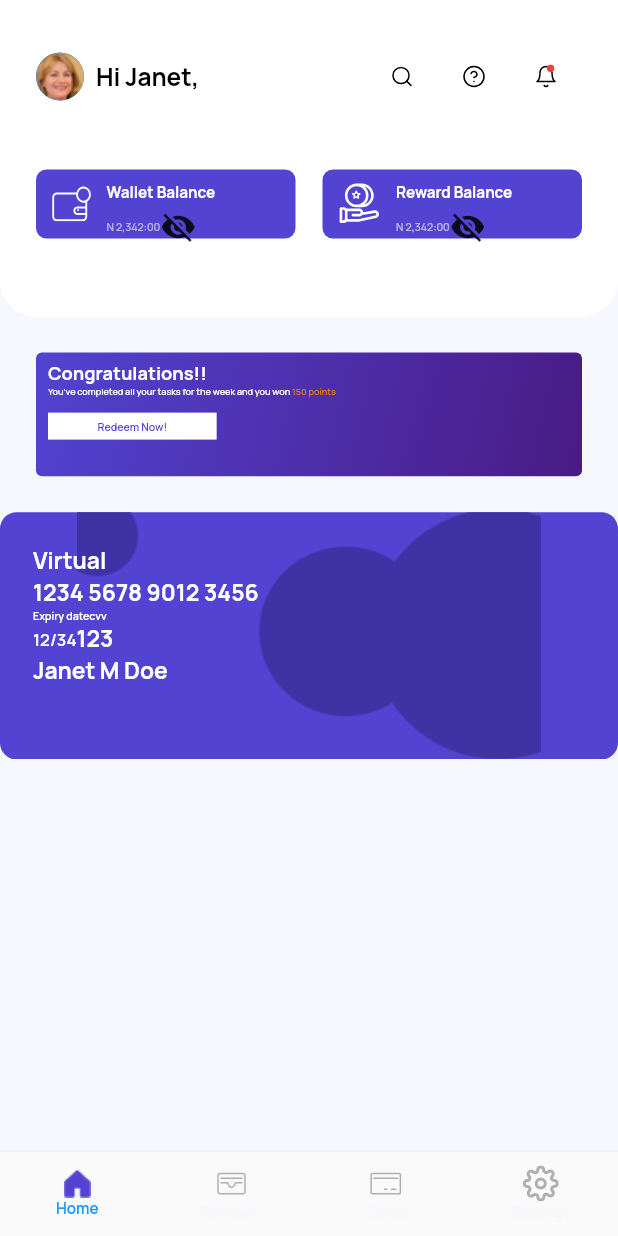
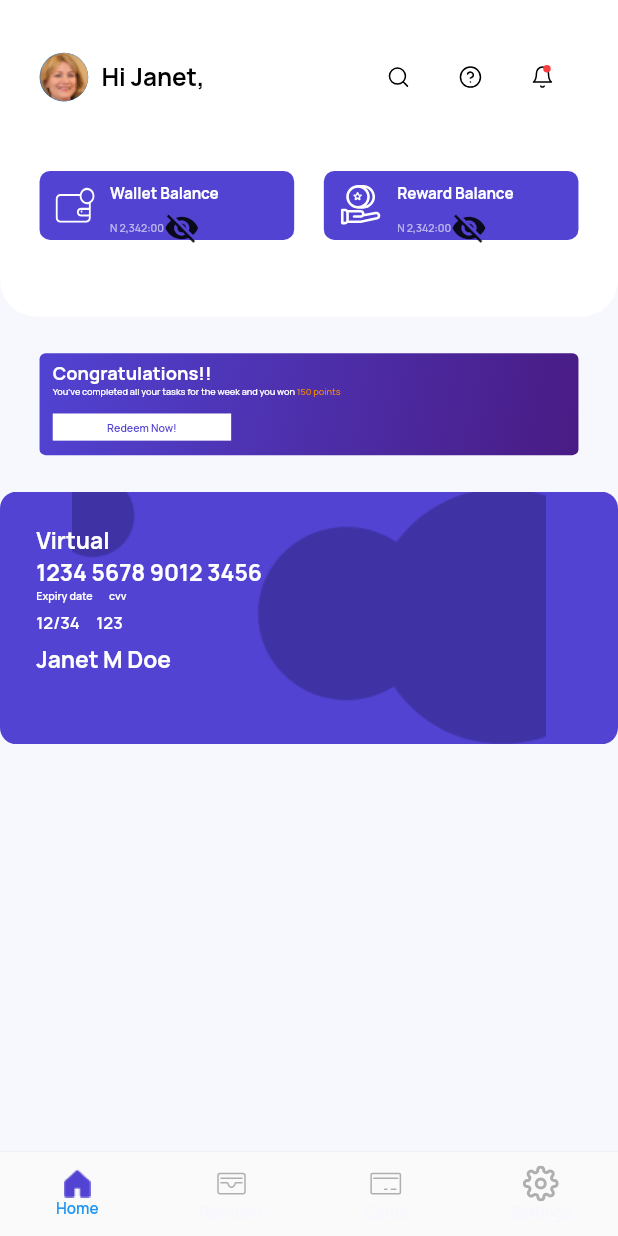
Before and after one commit to fiki2002/Pavilion_Rewards, a Flutter app: the screen it shows after launch, on a phone screen of 412 x 824 dp. Run offline on Flutter 3.47's test engine with Material 2 defaults, Android fonts, the phone set to English and light mode, and no system bars; our stand-ins replace device_preview, flutter_screenutil, flutter_svg, google_fonts.

Commit message:
Made Fixes

```diff
--- a/pavilion_rewards_ui/lib/components/header.dart
+++ b/pavilion_rewards_ui/lib/components/header.dart
@@ -10,34 +10,32 @@ class Header extends StatefulWidget {
 class _HeaderState extends State<Header> {
   @override
   Widget build(BuildContext context) {
-    double w = MediaQuery.of(context).size.width;
-    double h = MediaQuery.of(context).size.height;
     return Container(
       height: 208.h,
       width: 375.w,
-      padding: const EdgeInsets.only(
-        left: 24,
-        right: 24,
-        top: 27,
-        bottom: 36,
+      padding:  EdgeInsets.only(
+        left: 24.w,
+        right: 24.w,
+        top: 27.h,
+        bottom: 36.h,
       ),
-      decoration: const BoxDecoration(
+      decoration:  BoxDecoration(
         color: AppThemeColor.primaryTextColor,
         borderRadius: BorderRadius.only(
-          bottomLeft: Radius.circular(24),
-          bottomRight: Radius.circular(24),
+          bottomLeft: Radius.circular(24.r),
+          bottomRight: Radius.circular(24.r),
         ),
       ),
       child: Column(
         children: [
           Row(
             children: [
-              const CircleAvatar(
-                radius: 16,
-                backgroundImage: AssetImage('assets/images/janet.png'),
+               CircleAvatar(
+                radius: 16.r,
+                backgroundImage: const AssetImage('assets/images/janet.png'),
               ),
-              const SizedBox(
-                width: 8,
+               SizedBox(
+                width: 8.w,
               ),
               Text(
                 'Hi Janet,',
@@ -57,13 +55,13 @@ class _HeaderState extends State<Header> {
               ),
             ],
           ),
-          const SizedBox(
-            height: 38,
+         SizedBox(
+            height: 38.h,
           ),
           Row(
             mainAxisAlignment: MainAxisAlignment.spaceEvenly,
-            children: const [
-              Flexible(
+            children:  [
+              const Flexible(
                 flex: 1,
                 fit: FlexFit.tight,
                 child: BalanceContainer(
@@ -72,9 +70,9 @@ class _HeaderState extends State<Header> {
                 ),
               ),
               SizedBox(
-                width: 18,
+                width: 18.w,
               ),
-              Flexible(
+              const Flexible(
                 flex: 1,
                 fit: FlexFit.tight,
                 child: BalanceContainer(
--- a/pavilion_rewards_ui/lib/components/redeem_container.dart
+++ b/pavilion_rewards_ui/lib/components/redeem_container.dart
@@ -5,18 +5,16 @@ class RedeemContainer extends StatelessWidget {
 
   @override
   Widget build(BuildContext context) {
-     double w = MediaQuery.of(context).size.width;
-    double h = MediaQuery.of(context).size.height;
     return Stack(
       children: [
         Container(
-          width: w,
-          height: h * 0.1,
-          margin: const EdgeInsets.all(24),
-          padding: const EdgeInsets.only(
-            left: 8,
-            top: 5,
-            bottom: 8,
+          width:327.w,
+          height: 67.h,
+          margin:  const EdgeInsets.all(24).r,
+          padding:  EdgeInsets.only(
+            left: 8.w,
+            top: 5.h,
+            bottom: 8.h,
           ),
           decoration: BoxDecoration(
             borderRadius: BorderRadius.circular(4),
@@ -55,13 +53,13 @@ class RedeemContainer extends StatelessWidget {
                   ],
                 ),
               ),
-              const SizedBox(
-                height: 10,
+               SizedBox(
+                height: 10.h,
               ),
               Container(
-                padding: const EdgeInsets.symmetric(
-                  vertical: 4,
-                  horizontal: 33,
+                padding:  EdgeInsets.symmetric(
+                  vertical: 4.h,
+                  horizontal: 33.w,
                 ),
                 decoration: const BoxDecoration(
                   color: AppThemeColor.primaryTextColor,
--- a/pavilion_rewards_ui/lib/components/transaction_list.dart
+++ b/pavilion_rewards_ui/lib/components/transaction_list.dart
@@ -13,7 +13,7 @@ class _TransactionListState extends State<TransactionList> {
     return Expanded(child: Column(
       children: [
         Container(
-          margin: const EdgeInsets.all(24),
+          margin: const EdgeInsets.all(24).r,
           padding:  EdgeInsets.only(top: 8.h, left: 8.w, right: 8.w),
           decoration:  BoxDecoration(
             color: AppThemeColor.primaryTextColor,
--- a/pavilion_rewards_ui/lib/components/virtual_card_list.dart
+++ b/pavilion_rewards_ui/lib/components/virtual_card_list.dart
@@ -32,11 +32,10 @@ class _VirtualCardListState extends State<VirtualCardList> {
 
   @override
   Widget build(BuildContext context) {
-    double height = MediaQuery.of(context).size.height;
     return Column(
       children:  [
           SizedBox(
-            height: height*0.2,
+            height: 166.h,
             child: PageView.builder(
             itemCount: creditCardsList.length,
             scrollDirection: Axis.horizontal,
--- a/pavilion_rewards_ui/lib/components/widgets/credit_cards.dart
+++ b/pavilion_rewards_ui/lib/components/widgets/credit_cards.dart
@@ -1,5 +1,4 @@
 import 'package:pavilion_rewards_ui/exports/file_exports.dart';
-
 
 class CreditCard extends StatelessWidget {
   const CreditCard({Key? key}) : super(key: key);
@@ -9,10 +8,13 @@ class CreditCard extends StatelessWidget {
     return Stack(
       children: [
         Container(
-          padding: const EdgeInsets.only(top: 22, left: 22,),
+          padding: EdgeInsets.only(
+            top: 22.h,
+            left: 22.w,
+          ),
           decoration: BoxDecoration(
             color: AppThemeColor.primaryColor,
-            borderRadius: BorderRadius.circular(11),
+            borderRadius: BorderRadius.circular(11).r,
             image: const DecorationImage(
               image: AssetImage('assets/images/bg_image.png'),
               fit: BoxFit.contain,
@@ -41,6 +43,9 @@ class CreditCard extends StatelessWidget {
                       color: AppThemeColor.primaryTextColor,
                     ),
                   ),
+                  SizedBox(
+                    width: 10.w,
+                  ),
                   Text(
                     'cvv',
                     style: AppThemeStyles.cardDetailsTitleText.copyWith(
@@ -48,6 +53,9 @@ class CreditCard extends StatelessWidget {
                     ),
                   ),
                 ],
+              ),
+              SizedBox(
+                height: 5.h,
               ),
               Row(
                 children: [
@@ -57,13 +65,19 @@ class CreditCard extends StatelessWidget {
                       color: AppThemeColor.primaryTextColor,
                     ),
                   ),
+                  SizedBox(
+                    width: 10.w,
+                  ),
                   Text(
                     '123',
-                    style: AppThemeStyles.virtualText.copyWith(
+                    style: AppThemeStyles.cardDetailsText.copyWith(
                       color: AppThemeColor.primaryTextColor,
                     ),
                   ),
                 ],
+              ),
+              SizedBox(
+                height: 7.h,
               ),
               Text(
                 'Janet M Doe',
```
